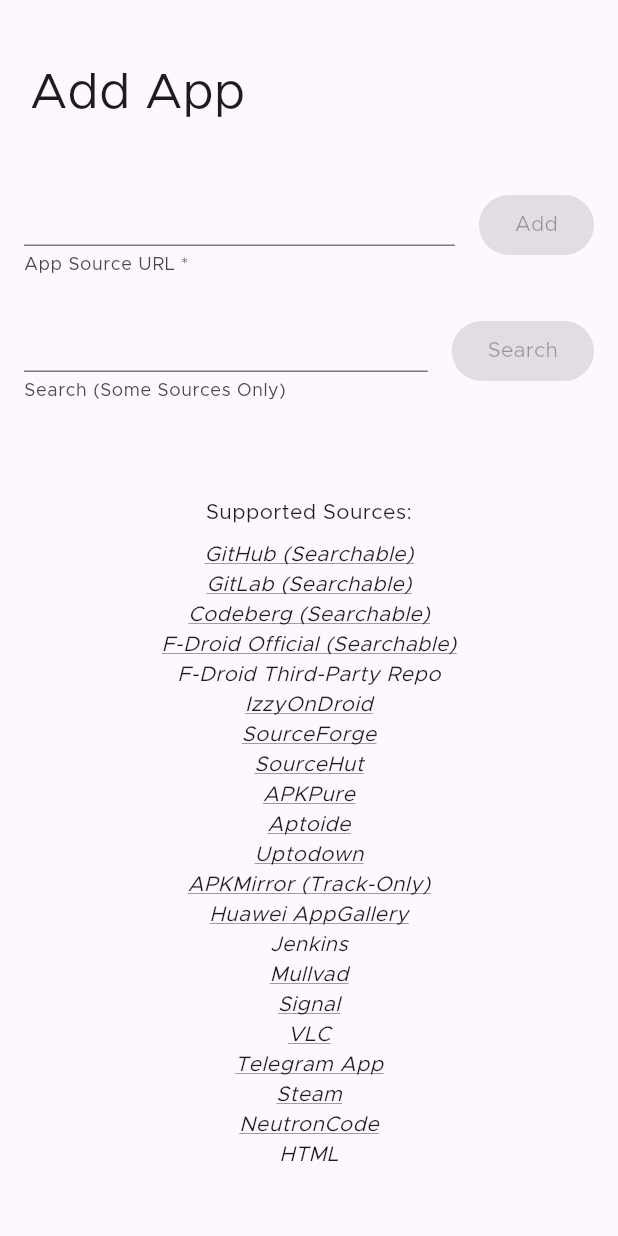
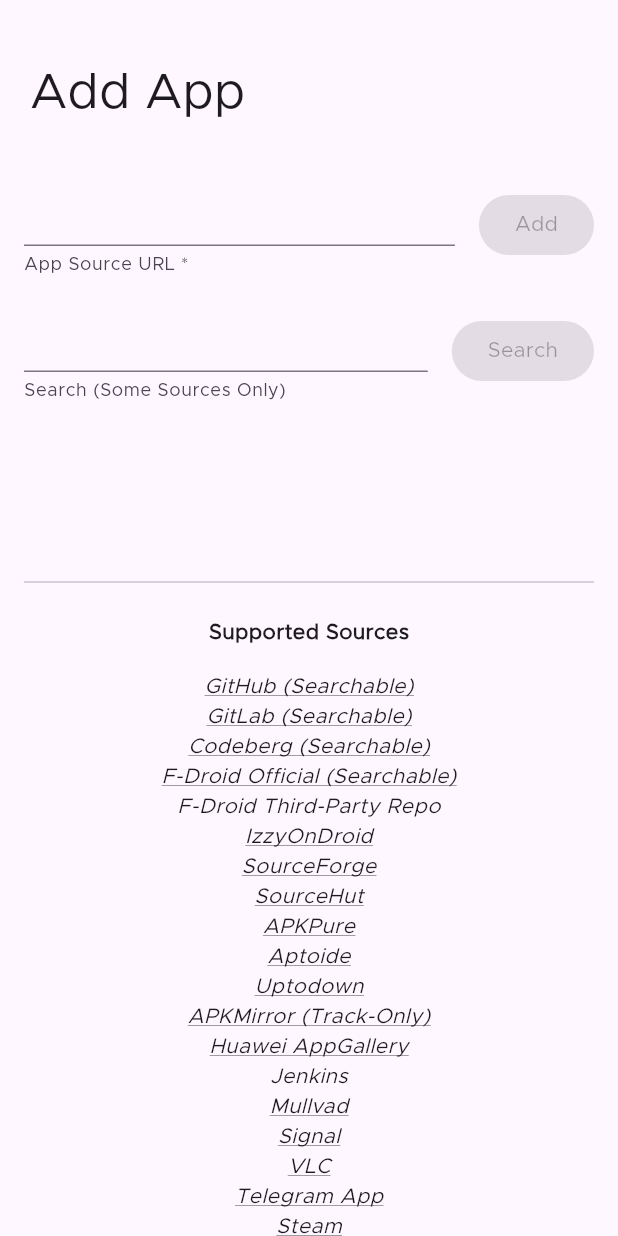
Before and after one commit to ownerroc/ObtainRoc, a Flutter app: the AddAppPage screen opened directly, on a phone screen of 412 x 824 dp. Run offline on Flutter 3.47's test engine with Material 2 defaults, Android fonts, the phone set to English and light mode, and no system bars; drawn by our look-alikes of dynamic_color; our stand-ins replace connectivity_plus, device_info_plus, easy_localization, file_picker, flutter_local_notifications, flutter_markdown and 6 more; missing offline and left inert: android_alarm_manager_plus, android_intent_plus, android_package_installer, android_package_manager, flutter_archive, flutter_fgbg and 2 more; accounts and stored records are empty.

Commit message:
Slight UI tweak

```diff
--- a/assets/translations/br.json
+++ b/assets/translations/br.json
@@ -41,7 +41,7 @@
     "searchSomeSourcesLabel": "Procurar (Apenas Algumas Fontes)",
     "search": "Procurar",
     "additionalOptsFor": "Opções Adicionais para {}",
-    "supportedSourcesBelow": "Fontes Compatíveis:",
+    "supportedSources": "Fontes Compatíveis",
     "trackOnlyInBrackets": "(Apenas Seguir)",
     "searchableInBrackets": "(Pesquisável)",
     "appsString": "Apps",
--- a/assets/translations/bs.json
+++ b/assets/translations/bs.json
@@ -41,7 +41,7 @@
    "searchSomeSourcesLabel": "Pretraživanje (samo neki izvori)",
    "search": "Pretraživanje",
    "additionalOptsFor": "Dodatne opcije za {}",
-   "supportedSourcesBelow": "Podržani izvori:",
+   "supportedSources": "Podržani izvori",
    "trackOnlyInBrackets": "(Samo za praćenje)",
    "searchableInBrackets": "(Može se pretraživati)",
    "appsString": "Aplikacije",
--- a/assets/translations/de.json
+++ b/assets/translations/de.json
@@ -41,7 +41,7 @@
     "searchSomeSourcesLabel": "Suche (nur bestimmte Quellen)",
     "search": "Suchen",
     "additionalOptsFor": "Zusatzoptionen für {}",
-    "supportedSourcesBelow": "Unterstützte Quellen:",
+    "supportedSources": "Unterstützte Quellen",
     "trackOnlyInBrackets": "(Nur Nachverfolgen)",
     "searchableInBrackets": "(Durchsuchbar)",
     "appsString": "Apps",
--- a/assets/translations/en.json
+++ b/assets/translations/en.json
@@ -41,7 +41,7 @@
     "searchSomeSourcesLabel": "Search (Some Sources Only)",
     "search": "Search",
     "additionalOptsFor": "Additional Options for {}",
-    "supportedSourcesBelow": "Supported Sources:",
+    "supportedSources": "Supported Sources",
     "trackOnlyInBrackets": "(Track-Only)",
     "searchableInBrackets": "(Searchable)",
     "appsString": "Apps",
--- a/assets/translations/es.json
+++ b/assets/translations/es.json
@@ -41,7 +41,7 @@
     "searchSomeSourcesLabel": "Buscar (Solo Algunas Fuentes)",
     "search": "Buscar",
     "additionalOptsFor": "Opciones Adicionales para {}",
-    "supportedSourcesBelow": "Fuentes Soportadas:",
+    "supportedSources": "Fuentes Soportadas",
     "trackOnlyInBrackets": "(Solo Seguimiento)",
     "searchableInBrackets": "(Soporta Búsquedas)",
     "appsString": "Aplicaciones",
--- a/assets/translations/fa.json
+++ b/assets/translations/fa.json
@@ -41,7 +41,7 @@
     "searchSomeSourcesLabel": "جستجو (فقط برخی منابع)",
     "search": "جستجو کردن",
     "additionalOptsFor": "گزینه های اضافی برای {}",
-    "supportedSourcesBelow": "منابع پشتیبانی شده:",
+    "supportedSources": "منابع پشتیبانی شده",
     "trackOnlyInBrackets": "«فقط ردیابی»",
     "searchableInBrackets": "(قابل جستجو)",
     "appsString": "برنامه ها",
--- a/assets/translations/fr.json
+++ b/assets/translations/fr.json
@@ -41,7 +41,7 @@
     "searchSomeSourcesLabel": "Rechercher (certaines sources uniquement)",
     "search": "Rechercher",
     "additionalOptsFor": "Options supplémentaires pour {}",
-    "supportedSourcesBelow": "Sources prises en charge :",
+    "supportedSources": "Sources prises en charge ",
     "trackOnlyInBrackets": "(Suivi uniquement)",
     "searchableInBrackets": "(Recherchable)",
     "appsString": "Applications",
--- a/assets/translations/hu.json
+++ b/assets/translations/hu.json
@@ -41,7 +41,7 @@
     "searchSomeSourcesLabel": "Keresés (csak egyes források)",
     "search": "Keresés",
     "additionalOptsFor": "További lehetőségek a következőhöz: {}",
-    "supportedSourcesBelow": "Támogatott források:",
+    "supportedSources": "Támogatott források",
     "trackOnlyInBrackets": "(Csak nyomonkövetés)",
     "searchableInBrackets": "(Kereshető)",
     "appsString": "Appok",
--- a/assets/translations/it.json
+++ b/assets/translations/it.json
@@ -41,7 +41,7 @@
     "searchSomeSourcesLabel": "Cerca (solo per alcune fonti)",
     "search": "Cerca",
     "additionalOptsFor": "Opzioni aggiuntive per {}",
-    "supportedSourcesBelow": "Fonti supportate:",
+    "supportedSources": "Fonti supportate",
     "trackOnlyInBrackets": "(Solo-Monitoraggio)",
     "searchableInBrackets": "(ricercabile)",
     "appsString": "App",
--- a/assets/translations/ja.json
+++ b/assets/translations/ja.json
@@ -41,7 +41,7 @@
     "searchSomeSourcesLabel": "検索 (一部ソースのみ)",
     "search": "検索",
     "additionalOptsFor": "{}の追加オプション",
-    "supportedSourcesBelow": "対応するソース:",
+    "supportedSources": "対応するソース",
     "trackOnlyInBrackets": "(追跡のみ)",
     "searchableInBrackets": "(検索可能)",
     "appsString": "アプリ",
--- a/assets/translations/pl.json
+++ b/assets/translations/pl.json
@@ -50,7 +50,7 @@
     "searchSomeSourcesLabel": "Szukaj (tylko niektóre źródła)",
     "search": "Szukaj",
     "additionalOptsFor": "Dodatkowe opcje dla {}",
-    "supportedSourcesBelow": "Obsługiwane źródła:",
+    "supportedSources": "Obsługiwane źródła",
     "trackOnlyInBrackets": "(tylko obserwowane)",
     "searchableInBrackets": "(Wyszukiwalne)",
     "appsString": "Aplikacje",
--- a/assets/translations/ru.json
+++ b/assets/translations/ru.json
@@ -41,7 +41,7 @@
     "searchSomeSourcesLabel": "Поиск (только в некоторых источниках)",
     "search": "Поиск",
     "additionalOptsFor": "Дополнительные опции для {}",
-    "supportedSourcesBelow": "Поддерживаемые источники:",
+    "supportedSources": "Поддерживаемые источники",
     "trackOnlyInBrackets": "(Только для отслеживания)",
     "searchableInBrackets": "(Поиск)",
     "appsString": "Приложения",
--- a/assets/translations/zh.json
+++ b/assets/translations/zh.json
@@ -41,7 +41,7 @@
     "searchSomeSourcesLabel": "搜索（仅支持部分来源）",
     "search": "搜索",
     "additionalOptsFor": "{} 的更多选项",
-    "supportedSourcesBelow": "支持的来源：",
+    "supportedSources": "支持的来源",
     "trackOnlyInBrackets": "(仅追踪)",
     "searchableInBrackets": "(可搜索)",
     "appsString": "应用列表",
--- a/lib/pages/add_app.dart
+++ b/lib/pages/add_app.dart
@@ -463,14 +463,12 @@ class _AddAppPageState extends State<AddAppPage> {
             crossAxisAlignment: CrossAxisAlignment.center,
             mainAxisAlignment: MainAxisAlignment.center,
             children: [
-              const SizedBox(
-                height: 48,
-              ),
               Text(
-                tr('supportedSourcesBelow'),
+                tr('supportedSources'),
+                style: const TextStyle(fontWeight: FontWeight.bold),
               ),
               const SizedBox(
-                height: 8,
+                height: 16,
               ),
               ...sourceProvider.sources
                   .map((e) => GestureDetector(
@@ -524,15 +522,17 @@ class _AddAppPageState extends State<AddAppPage> {
                                   : const SizedBox();
                             },
                             future: pickedSource?.getSourceNote()),
-                      const SizedBox(
-                        height: 16,
+                      SizedBox(
+                        height: pickedSource != null ? 16 : 96,
                       ),
-                      if (pickedSource != null)
-                        getAdditionalOptsCol()
-                      else
-                        getSourcesListWidget(),
-                      const SizedBox(
-                        height: 8,
+                      if (pickedSource != null) getAdditionalOptsCol(),
+                      if (pickedSource == null)
+                        const Divider(
+                          height: 48,
+                        ),
+                      if (pickedSource == null) getSourcesListWidget(),
+                      SizedBox(
+                        height: pickedSource != null ? 8 : 2,
                       ),
                     ])),
           )
```
